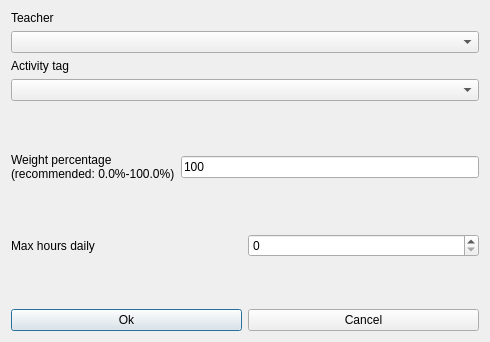
This is fet/src/interface/modifyconstraintteacheractivitytagmaxhoursdailyrealdaysform_template.ui in vonmecheln/fet as Qt 5 draws it before an edit. The edited form follows.
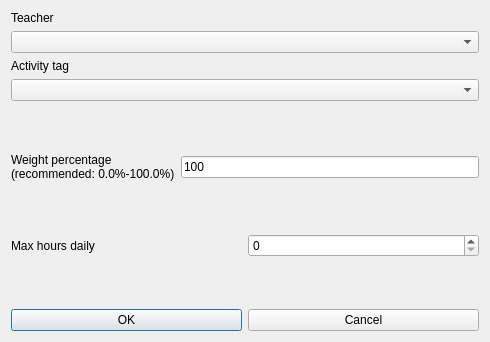
This is the edited form.

```diff
--- a/fet/src/interface/modifyconstraintteacheractivitytagmaxhoursdailyrealdaysform_template.ui
+++ b/fet/src/interface/modifyconstraintteacheractivitytagmaxhoursdailyrealdaysform_template.ui
@@ -174,7 +174,7 @@
      <item>
       <widget class="QPushButton" name="okPushButton">
        <property name="text">
-        <string>Ok</string>
+        <string>OK</string>
        </property>
       </widget>
      </item>
```
